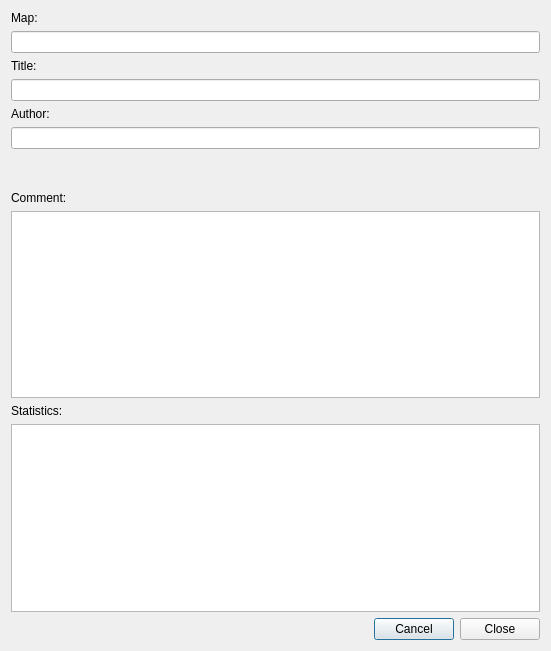
Above: extrainfodialog.ui from insilmaril/vym before the change. Below: the same form after it.
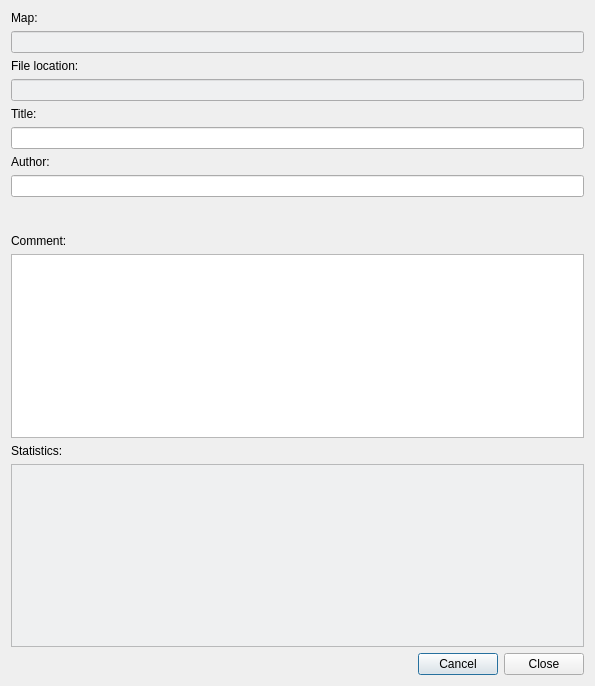
That is the form after the change.

Commit message: Feature: Show file location in properties dialog

Patch:
```diff
--- a/extrainfodialog.ui
+++ b/extrainfodialog.ui
@@ -7,8 +7,8 @@
    <rect>
     <x>0</x>
     <y>0</y>
-    <width>551</width>
-    <height>651</height>
+    <width>595</width>
+    <height>686</height>
    </rect>
   </property>
   <property name="windowTitle">
@@ -39,6 +39,29 @@
    </item>
    <item>
     <widget class="QLineEdit" name="mapNameLE">
+     <property name="styleSheet">
+      <string notr="true">background-color: rgb(239, 240, 241);</string>
+     </property>
+     <property name="readOnly">
+      <bool>true</bool>
+     </property>
+    </widget>
+   </item>
+   <item>
+    <widget class="QLabel" name="label_2">
+     <property name="text">
+      <string>File location:</string>
+     </property>
+    </widget>
+   </item>
+   <item>
+    <widget class="QLineEdit" name="fileLocationLE">
+     <property name="autoFillBackground">
+      <bool>false</bool>
+     </property>
+     <property name="styleSheet">
+      <string notr="true">background-color: rgb(239, 240, 241);</string>
+     </property>
      <property name="readOnly">
       <bool>true</bool>
      </property>
@@ -98,7 +121,16 @@
     </widget>
    </item>
    <item>
-    <widget class="QTextEdit" name="statsTE"/>
+    <widget class="QTextEdit" name="statsTE">
+     <property name="font">
+      <font>
+       <family>DejaVu Sans Mono</family>
+      </font>
+     </property>
+     <property name="styleSheet">
+      <string notr="true">background-color: rgb(239, 240, 241);</string>
+     </property>
+    </widget>
    </item>
    <item>
     <layout class="QHBoxLayout">
```
The commit also changes 4 other files.
